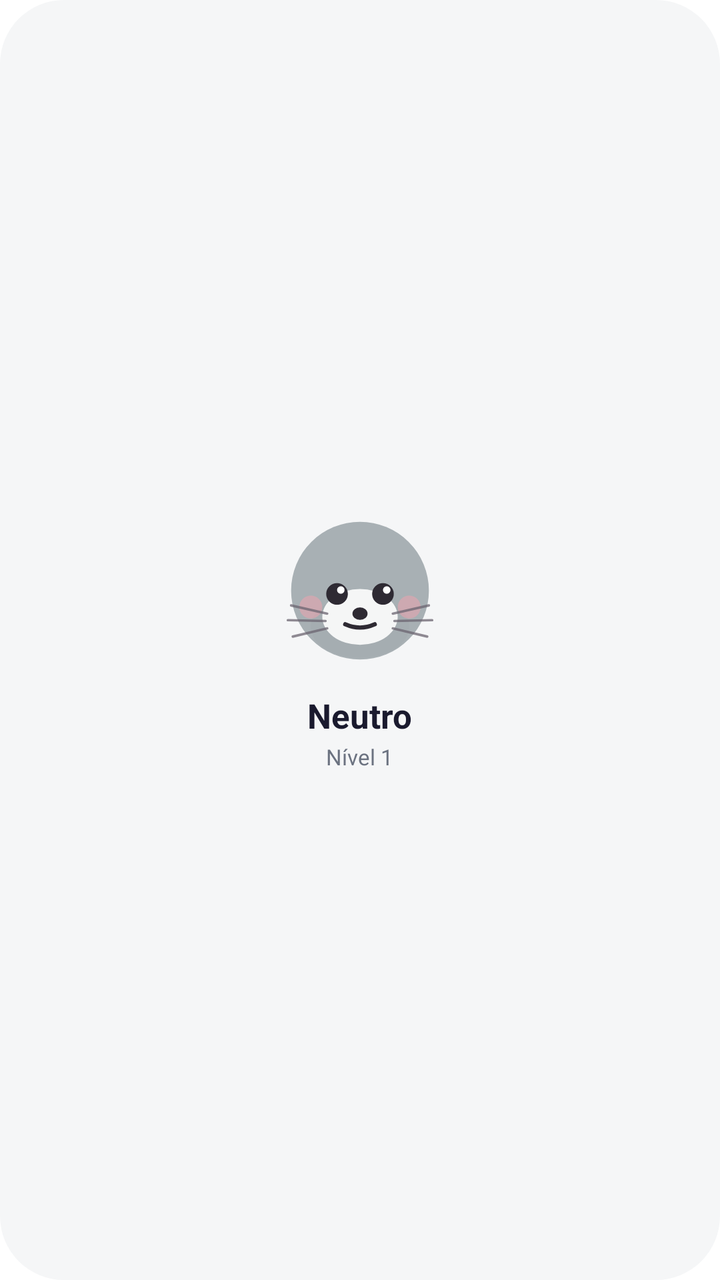
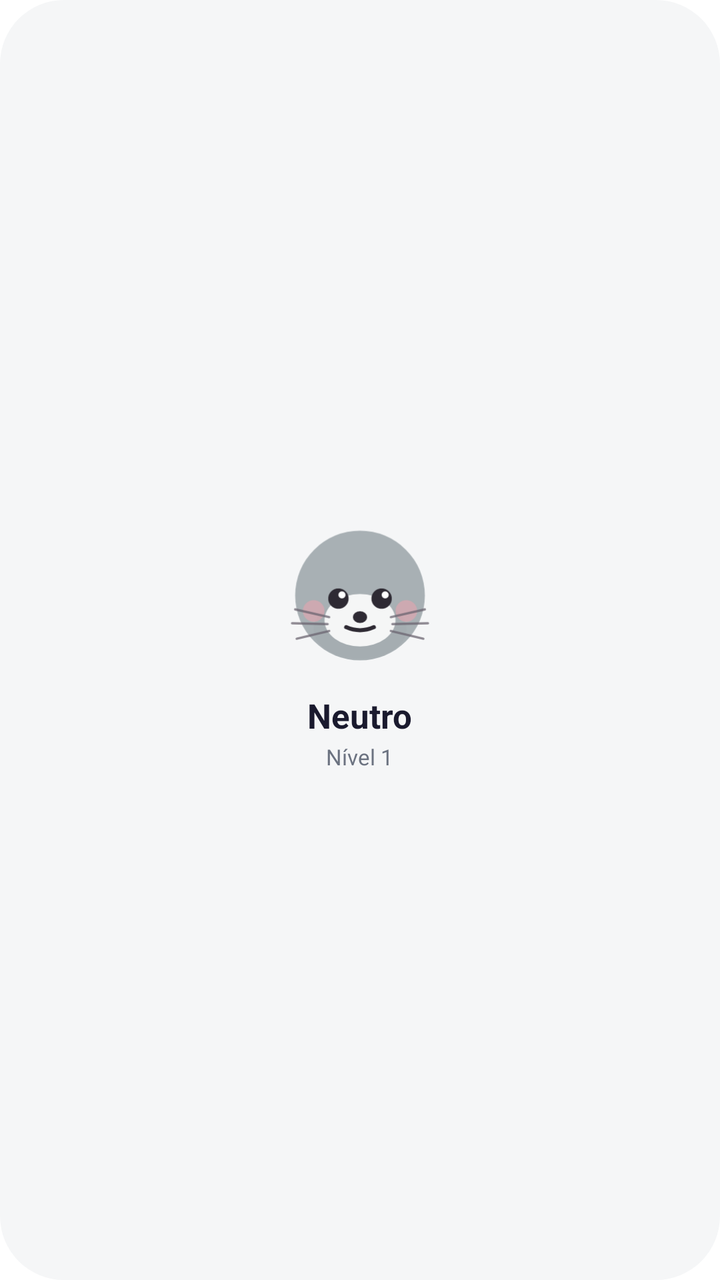

An Android layout rendered at two revisions. The XML below is the earlier revision; the diff shows what the commit changed to produce the second picture.
<!-- AndroidManifest.xml: fallback theme Theme.MaterialComponents.DayNight.NoActionBar -->
<!-- res/layout/widget_mood.xml -->
<?xml version="1.0" encoding="utf-8"?>
<LinearLayout xmlns:android="http://schemas.android.com/apk/res/android"
    android:id="@+id/widget_mood_root"
    android:layout_width="match_parent"
    android:layout_height="match_parent"
    android:orientation="vertical"
    android:background="@drawable/widget_tint_neutral"
    android:padding="16dp"
    android:gravity="center">

    <ImageView
        android:id="@+id/widget_mood_pet"
        android:layout_width="82dp"
        android:layout_height="82dp"
        android:src="@drawable/mellow_neutral"
        android:contentDescription="@null" />

    <TextView
        android:id="@+id/widget_mood_label"
        android:layout_width="wrap_content"
        android:layout_height="wrap_content"
        android:layout_marginTop="10dp"
        android:textSize="17sp"
        android:textStyle="bold"
        android:textColor="#1A1A2E"
        android:maxLines="1"
        android:ellipsize="end"
        android:text="Neutro" />

    <TextView
        android:id="@+id/widget_mood_sub"
        android:layout_width="wrap_content"
        android:layout_height="wrap_content"
        android:layout_marginTop="2dp"
        android:textSize="11sp"
        android:textColor="#6B7280"
        android:maxLines="1"
        android:text="Nível 1" />
</LinearLayout>
<!-- resources referenced by this layout -->
<resources>
  <!-- unchanged entries left out for length: 2 -->
</resources>

<!-- the commit's change to res/layout/widget_mood.xml (unified diff, before → after) -->
@@ -8,12 +8,73 @@
     android:padding="16dp"
     android:gravity="center">
 
-    <ImageView
-        android:id="@+id/widget_mood_pet"
+    <ViewFlipper
+        android:id="@+id/widget_mood_pet_anim"
         android:layout_width="82dp"
         android:layout_height="82dp"
-        android:src="@drawable/mellow_neutral"
-        android:contentDescription="@null" />
+        android:flipInterval="550"
+        android:autoStart="true">
+        <ImageView
+            android:id="@+id/widget_mood_pet_anim_0"
+            android:layout_width="match_parent"
+            android:layout_height="match_parent"
+            android:src="@drawable/widget_float_neutral_0"
+            android:contentDescription="@null" />
+        <ImageView
+            android:id="@+id/widget_mood_pet_anim_1"
+            android:layout_width="match_parent"
+            android:layout_height="match_parent"
+            android:src="@drawable/widget_float_neutral_1"
+            android:contentDescription="@null" />
+        <ImageView
+            android:id="@+id/widget_mood_pet_anim_2"
+            android:layout_width="match_parent"
+            android:layout_height="match_parent"
+            android:src="@drawable/widget_float_neutral_2"
+            android:contentDescription="@null" />
+        <ImageView
+            android:id="@+id/widget_mood_pet_anim_3"
+            android:layout_width="match_parent"
+            android:layout_height="match_parent"
+            android:src="@drawable/widget_float_neutral_3"
+            android:contentDescription="@null" />
+        <ImageView
+            android:id="@+id/widget_mood_pet_anim_4"
+            android:layout_width="match_parent"
+            android:layout_height="match_parent"
+            android:src="@drawable/widget_float_neutral_4"
+            android:contentDescription="@null" />
+        <ImageView
+            android:id="@+id/widget_mood_pet_anim_5"
+            android:layout_width="match_parent"
+            android:layout_height="match_parent"
+            android:src="@drawable/widget_float_neutral_5"
+            android:contentDescription="@null" />
+        <ImageView
+            android:id="@+id/widget_mood_pet_anim_6"
+            android:layout_width="match_parent"
+            android:layout_height="match_parent"
+            android:src="@drawable/widget_float_neutral_6"
+            android:contentDescription="@null" />
+        <ImageView
+            android:id="@+id/widget_mood_pet_anim_7"
+            android:layout_width="match_parent"
+            android:layout_height="match_parent"
+            android:src="@drawable/widget_float_neutral_7"
+            android:contentDescription="@null" />
+        <ImageView
+            android:id="@+id/widget_mood_pet_anim_8"
+            android:layout_width="match_parent"
+            android:layout_height="match_parent"
+            android:src="@drawable/widget_float_neutral_8"
+            android:contentDescription="@null" />
+        <ImageView
+            android:id="@+id/widget_mood_pet_anim_9"
+            android:layout_width="match_parent"
+            android:layout_height="match_parent"
+            android:src="@drawable/widget_float_neutral_9"
+            android:contentDescription="@null" />
+    </ViewFlipper>
 
     <TextView
         android:id="@+id/widget_mood_label"
<!-- resource entries referenced after the edit -->
@@ -1,5 +1,105 @@
 <!-- resources referenced by this layout -->
 <resources>
+  <!-- drawable widget_float_neutral_0 (drawable) -->
+  <?xml version="1.0" encoding="utf-8"?>
+  <rotate xmlns:android="http://schemas.android.com/apk/res/android"
+      android:fromDegrees="-0.00"
+      android:toDegrees="-0.00"
+      android:pivotX="50%"
+      android:pivotY="50%">
+    <inset android:insetTop="6.0dp" android:insetBottom="0.0dp"
+           android:drawable="@drawable/mellow_neutral" />
+  </rotate>
+  <!-- drawable widget_float_neutral_1 (drawable) -->
+  <?xml version="1.0" encoding="utf-8"?>
+  <rotate xmlns:android="http://schemas.android.com/apk/res/android"
+      android:fromDegrees="-0.14"
+      android:toDegrees="-0.14"
+      android:pivotX="50%"
+      android:pivotY="50%">
+    <inset android:insetTop="5.4dp" android:insetBottom="0.6dp"
+           android:drawable="@drawable/mellow_neutral" />
+  </rotate>
+  <!-- drawable widget_float_neutral_2 (drawable) -->
+  <?xml version="1.0" encoding="utf-8"?>
+  <rotate xmlns:android="http://schemas.android.com/apk/res/android"
+      android:fromDegrees="-0.52"
+      android:toDegrees="-0.52"
+      android:pivotX="50%"
+      android:pivotY="50%">
+    <inset android:insetTop="3.9dp" android:insetBottom="2.1dp"
+           android:drawable="@drawable/mellow_neutral" />
+  </rotate>
+  <!-- drawable widget_float_neutral_3 (drawable) -->
+  <?xml version="1.0" encoding="utf-8"?>
+  <rotate xmlns:android="http://schemas.android.com/apk/res/android"
+      android:fromDegrees="-0.98"
+      android:toDegrees="-0.98"
+      android:pivotX="50%"
+      android:pivotY="50%">
+    <inset android:insetTop="2.1dp" android:insetBottom="3.9dp"
+           android:drawable="@drawable/mellow_neutral" />
+  </rotate>
+  <!-- drawable widget_float_neutral_4 (drawable) -->
+  <?xml version="1.0" encoding="utf-8"?>
+  <rotate xmlns:android="http://schemas.android.com/apk/res/android"
+      android:fromDegrees="-1.36"
+      android:toDegrees="-1.36"
+      android:pivotX="50%"
+      android:pivotY="50%">
+    <inset android:insetTop="0.6dp" android:insetBottom="5.4dp"
+           android:drawable="@drawable/mellow_neutral" />
+  </rotate>
+  <!-- drawable widget_float_neutral_5 (drawable) -->
+  <?xml version="1.0" encoding="utf-8"?>
+  <rotate xmlns:android="http://schemas.android.com/apk/res/android"
+      android:fromDegrees="-1.50"
+      android:toDegrees="-1.50"
+      android:pivotX="50%"
+      android:pivotY="50%">
+    <inset android:insetTop="0.0dp" android:insetBottom="6.0dp"
+           android:drawable="@drawable/mellow_neutral" />
+  </rotate>
+  <!-- drawable widget_float_neutral_6 (drawable) -->
+  <?xml version="1.0" encoding="utf-8"?>
+  <rotate xmlns:android="http://schemas.android.com/apk/res/android"
+      android:fromDegrees="-1.36"
+      android:toDegrees="-1.36"
+      android:pivotX="50%"
+      android:pivotY="50%">
+    <inset android:insetTop="0.6dp" android:insetBottom="5.4dp"
+           android:drawable="@drawable/mellow_neutral" />
+  </rotate>
+  <!-- drawable widget_float_neutral_7 (drawable) -->
+  <?xml version="1.0" encoding="utf-8"?>
+  <rotate xmlns:android="http://schemas.android.com/apk/res/android"
+      android:fromDegrees="-0.98"
+      android:toDegrees="-0.98"
+      android:pivotX="50%"
+      android:pivotY="50%">
+    <inset android:insetTop="2.1dp" android:insetBottom="3.9dp"
+           android:drawable="@drawable/mellow_neutral" />
+  </rotate>
+  <!-- drawable widget_float_neutral_8 (drawable) -->
+  <?xml version="1.0" encoding="utf-8"?>
+  <rotate xmlns:android="http://schemas.android.com/apk/res/android"
+      android:fromDegrees="-0.52"
+      android:toDegrees="-0.52"
+      android:pivotX="50%"
+      android:pivotY="50%">
+    <inset android:insetTop="3.9dp" android:insetBottom="2.1dp"
+           android:drawable="@drawable/mellow_neutral" />
+  </rotate>
+  <!-- drawable widget_float_neutral_9 (drawable) -->
+  <?xml version="1.0" encoding="utf-8"?>
+  <rotate xmlns:android="http://schemas.android.com/apk/res/android"
+      android:fromDegrees="-0.14"
+      android:toDegrees="-0.14"
+      android:pivotX="50%"
+      android:pivotY="50%">
+    <inset android:insetTop="5.4dp" android:insetBottom="0.6dp"
+           android:drawable="@drawable/mellow_neutral" />
+  </rotate>
   <!-- unchanged entries left out for length: 2 -->
 </resources>
 
